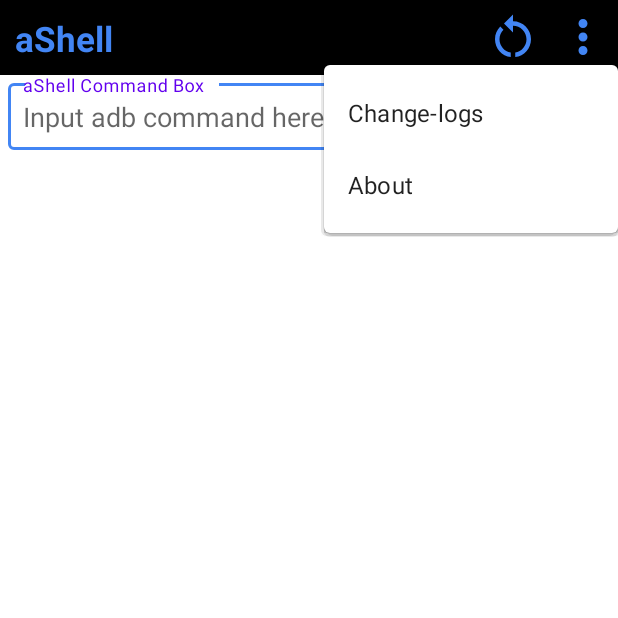
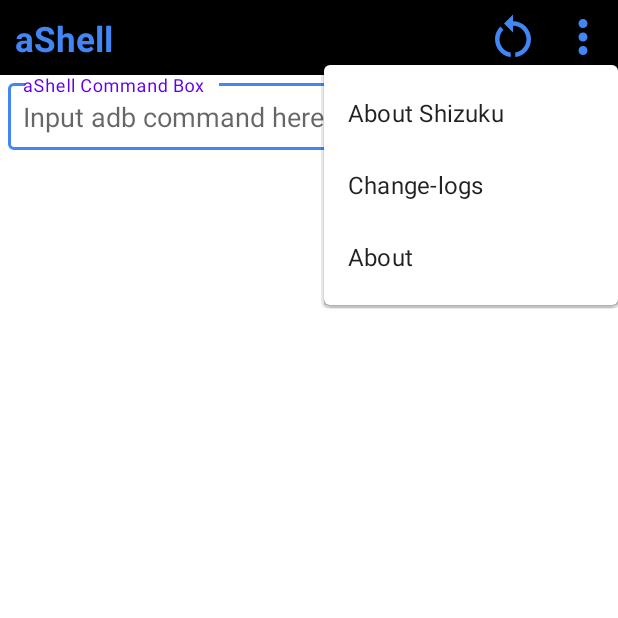
Before and after one commit to emtee40/adbShell-Shizuku, an Android app: the aShellFragment screen opened directly, with no data from a screen before it, after a tap on an icon or button, on a phone screen of 412 x 824 dp, the top half of it. Run offline under Robolectric (Android 15) with nearby library versions, the phone set to English and light mode, and no system bars; libraries missing offline, so code that uses them is left out: rikka.shizuku.

Commit message:
Settings: Added link to Shizuku homepage
Signed-off-by: sunilpaulmathew <sunil.kde@gmail.com>

```diff
--- a/app/src/main/java/in/sunilpaulmathew/ashell/fragments/aShellFragment.java
+++ b/app/src/main/java/in/sunilpaulmathew/ashell/fragments/aShellFragment.java
@@ -77,10 +77,13 @@
         mSettingsButton.setOnClickListener(v -> {
             PopupMenu popupMenu = new PopupMenu(requireContext(), mSettingsButton);
             Menu menu = popupMenu.getMenu();
-            menu.add(Menu.NONE, 0, Menu.NONE, R.string.change_logs);
-            menu.add(Menu.NONE, 1, Menu.NONE, R.string.about);
+            menu.add(Menu.NONE, 0, Menu.NONE, R.string.shizuku_about);
+            menu.add(Menu.NONE, 1, Menu.NONE, R.string.change_logs);
+            menu.add(Menu.NONE, 2, Menu.NONE, R.string.about);
             popupMenu.setOnMenuItemClickListener(item -> {
                 if (item.getItemId() == 0) {
+                    Utils.loadShizukuWeb(requireActivity());
+                } else if (item.getItemId() == 1) {
                     new MaterialAlertDialogBuilder(requireActivity())
                             .setIcon(R.mipmap.ic_launcher)
                             .setTitle(getString(R.string.change_logs))
@@ -88,11 +91,11 @@
                                     R.string.app_name) + " " + BuildConfig.VERSION_NAME))
                             .setPositiveButton(getString(R.string.cancel), (dialogInterface, i) -> {
                             }).show();
-                } else if (item.getItemId() == 1) {
+                } else if (item.getItemId() == 2) {
                     new MaterialAlertDialogBuilder(requireActivity())
                             .setIcon(R.mipmap.ic_launcher)
                             .setTitle(getString(R.string.app_name) + " " + BuildConfig.VERSION_NAME)
-                            .setMessage(getString(R.string.app_summary))
+                            .setMessage("Copyright: © 2022–2023, sunilpaulmathew\n\nCredits:\nRikkaApps: Shizuku")
                             .setPositiveButton(getString(R.string.cancel), (dialogInterface, i) -> {
                             }).show();
                 }
--- a/app/src/main/res/values/strings.xml
+++ b/app/src/main/res/values/strings.xml
@@ -2,7 +2,7 @@
     <string name="app_name" translatable="false">aShell</string>
 
     <string name="about">About</string>
-    <string name="app_summary">Welcome to aShell, an application to run adb commands from a Shizuku powered android device.\n\nCopyright: © 2022–2023, sunilpaulmathew\n\nCredits:\nRikkaApps: Shizuku</string>
+    <string name="app_summary">Welcome to aShell, an application to run adb commands from a Shizuku powered android device.</string>
     <string name="cancel">Cancel</string>
     <string name="change_logs">Change-logs</string>
     <string name="change_logs_summary" translatable="false">%s\n - Initial release</string>
@@ -14,6 +14,7 @@
     <string name="press_back">Press back again to exit</string>
     <string name="request_permission">Request Permission</string>
     <string name="start">Start</string>
+    <string name="shizuku_about">About Shizuku</string>
     <string name="shizuku_access_denied_message">Access to Shizuku service is denied for aShell. aShell won\'t work without a proper Shizuku environment.</string>
     <string name="shizuku_unavailable_message">Shizuku is not installed or not properly configured on your device. aShell won\'t work without a proper Shizuku environment. Click here to learn more about Shizuku.</string>
     <string name="yes">Yes</string>
```
Also changed, not shown: app/src/main/java/in/sunilpaulmathew/ashell/activities/StartActivity.java (+2 -10 lines), app/src/main/java/in/sunilpaulmathew/ashell/utils/Utils.java (+13 -0 lines).
